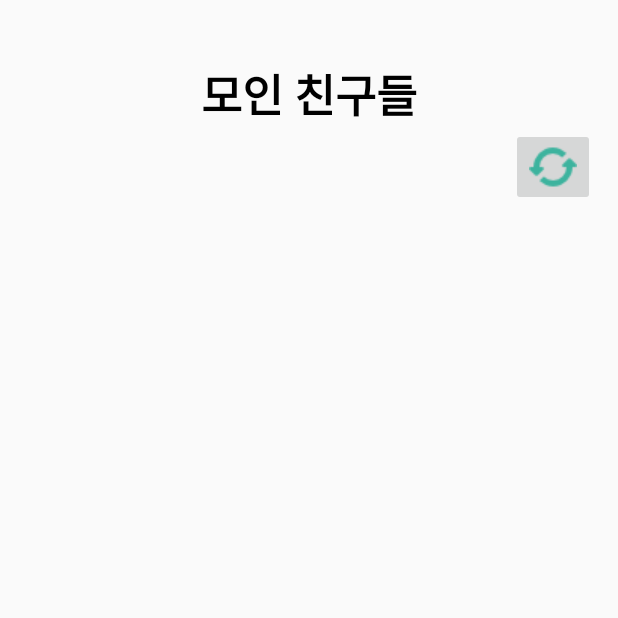
After one commit to youngsunpark21/Week2_Project2, an Android app: the MoyeoActivity screen opened directly, with no data from a screen before it, on a phone screen of 412 x 824 dp, the top half of it. The commit adds this screen. Run offline under Robolectric (Android 15) with nearby library versions, the phone set to English and light mode, and no system bars.

Commit message:
Moyeo almost finished

```diff
--- a/app/src/main/AndroidManifest.xml
+++ b/app/src/main/AndroidManifest.xml
@@ -28,6 +28,10 @@
         <activity android:name=".GalleryPreview"
             android:configChanges="orientation|screenSize"/>
 
+        <activity android:name=".MoyeoActivity">
+
+        </activity>
+
 
     </application>
 
--- /dev/null
+++ b/app/src/main/java/com/example/q/project2/MoyeoActivity.java
@@ -0,0 +1,14 @@
+package com.example.q.project2;
+
+import android.os.Bundle;
+import android.support.v7.app.AppCompatActivity;
+
+public class MoyeoActivity extends AppCompatActivity {
+    @Override
+    protected void onCreate(Bundle savedInstanceState) {
+        super.onCreate(savedInstanceState);
+        setContentView(R.layout.activity_moyeo);
+
+
+    }
+}
--- /dev/null
+++ b/app/src/main/res/layout/activity_moyeo.xml
@@ -0,0 +1,34 @@
+<?xml version="1.0" encoding="utf-8"?>
+<LinearLayout xmlns:android="http://schemas.android.com/apk/res/android"
+    android:orientation="vertical" android:layout_width="match_parent"
+    android:layout_height="match_parent">
+
+    <TextView
+        android:layout_width="wrap_content"
+        android:layout_height="wrap_content"
+        android:text="모인 친구들"
+        android:textSize="30sp"
+        android:textColor="#000000"
+        android:textStyle="bold"
+        android:layout_marginTop="40dp"
+        android:layout_gravity="center"
+        />
+
+    <ImageButton
+        android:onClick="btnRefresh"
+        android:layout_width="wrap_content"
+        android:layout_height="wrap_content"
+        android:src="@drawable/refresh"
+        android:layout_gravity="end"
+        android:layout_marginEnd="15dp"
+        android:layout_marginBottom="15dp"
+        />
+
+    <GridView
+        android:layout_width="wrap_content"
+        android:layout_height="wrap_content"
+        android:numColumns="2">
+
+    </GridView>
+
+</LinearLayout>
```
Also changed, not shown: app/src/main/java/com/example/q/project2/Fragment3.java (+17 -3 lines), app/src/main/res/layout/fragmentlayout3.xml (+35 -4 lines), app/src/main/res/drawable-mdpi/refresh.png (added).
